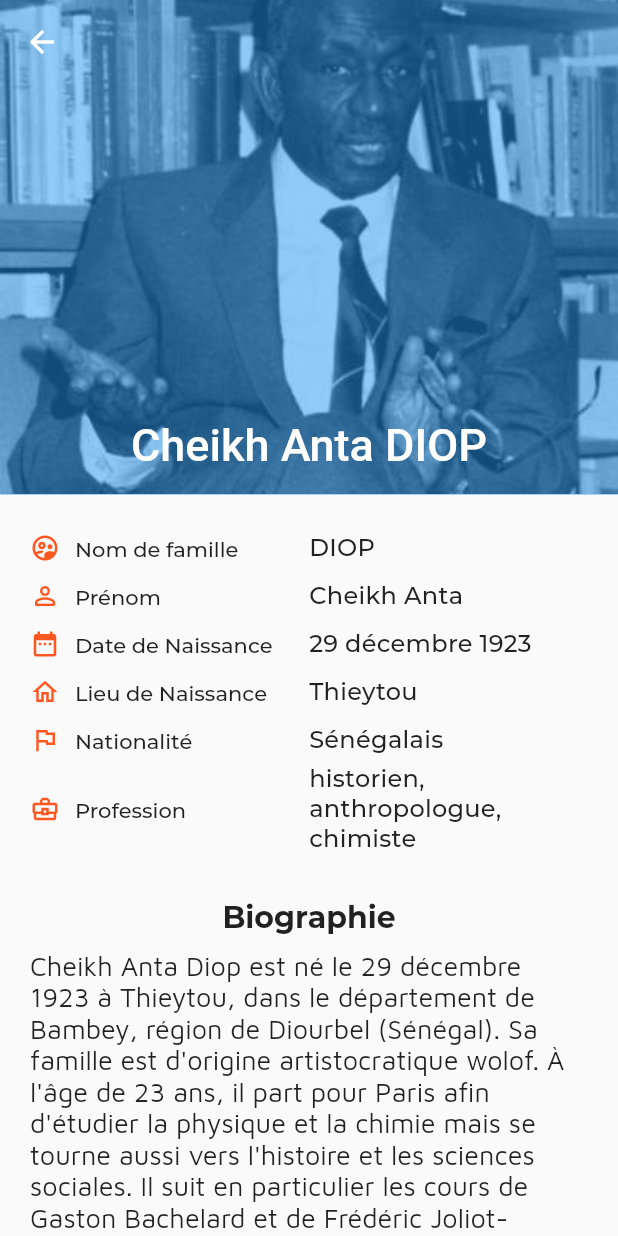
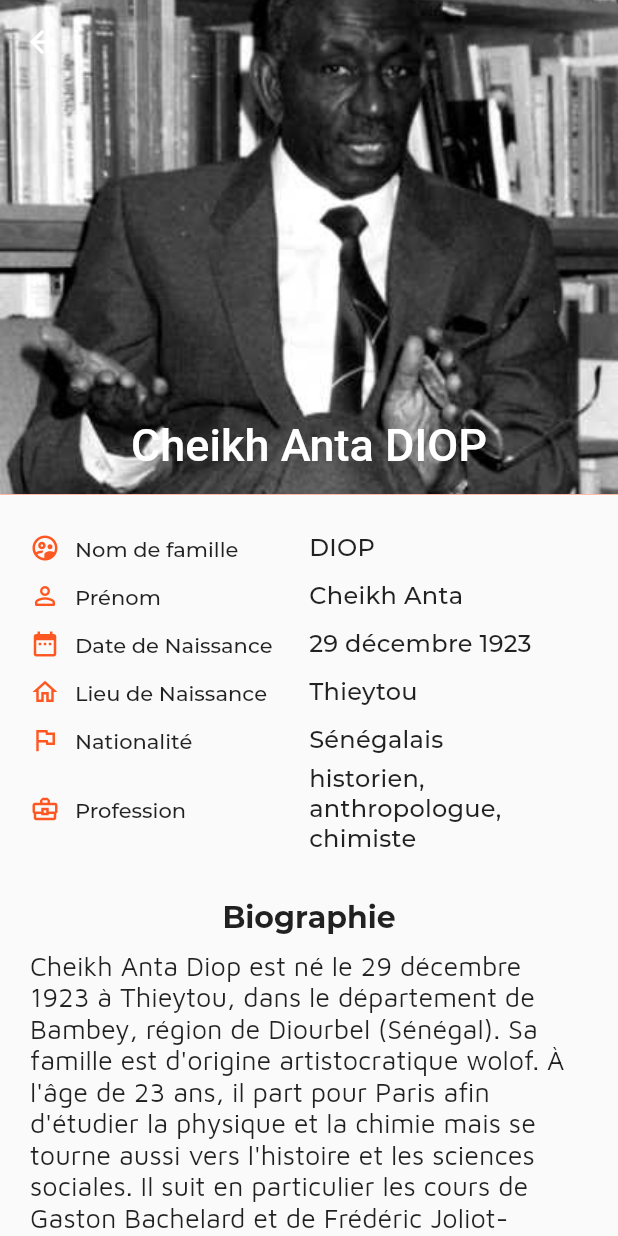
Before and after one commit to alphacpc/andoo, a Flutter app: the screen it shows after launch, after a tap on "Cheikh Anta DIOP", on a phone screen of 412 x 824 dp. Run offline on Flutter 3.47's test engine with Material 2 defaults, Android fonts, the phone set to English and light mode, and no system bars; our stand-ins replace flutter_slidable.

Commit message:
start working drawer

```diff
--- a/lib/main.dart
+++ b/lib/main.dart
@@ -7,7 +7,7 @@
     MaterialApp(
       title: 'Passing Data',
       debugShowCheckedModeBanner: false,
-      theme: ThemeData(primaryColor: Colors.deepOrange[400]),
+      theme: ThemeData(primarySwatch: Colors.deepOrange),
       home: HomeScreen(
         leaders: [
           Leader(
--- a/lib/screens/details.dart
+++ b/lib/screens/details.dart
@@ -26,7 +26,7 @@
               decoration: BoxDecoration(
                   image: DecorationImage(
                       colorFilter: new ColorFilter.mode(
-                          Colors.black.withOpacity(0.5), BlendMode.dstATop),
+                          Colors.deepOrange, BlendMode.dstATop),
                       image: new AssetImage(leader.leaderPicture),
                       fit: BoxFit.cover)),
             ),
--- a/lib/screens/home.dart
+++ b/lib/screens/home.dart
@@ -26,9 +26,19 @@
             children: [
               const DrawerHeader(
                   decoration: BoxDecoration(color: Colors.deepOrange),
-                  child: Text('Bienvenue sur andoo')),
+                  child: Center(
+                    child: Text('Bienvenue sur andoo'),
+                  )),
               ListTile(
-                title: const Text('Proverbe'),
+                title: Container(
+                  child: Row(
+                    children: [
+                      Icon(Icons.person_pin),
+                      SizedBox(width: 20,),
+                      Text("Connexion")
+                    ],
+                  ),
+                ),
                 onTap: () => Navigator.pop(context),
               ),
               ListTile(
@@ -56,7 +66,7 @@
                 decoration: BoxDecoration(
                     image: DecorationImage(
                         colorFilter: new ColorFilter.mode(
-                            Colors.deepOrange.withOpacity(0.5),
+                            Colors.deepOrange.withOpacity(0.6),
                             BlendMode.dstATop),
                         image: new AssetImage("assets/images/africa1.jpg"),
                         fit: BoxFit.cover)),
```
